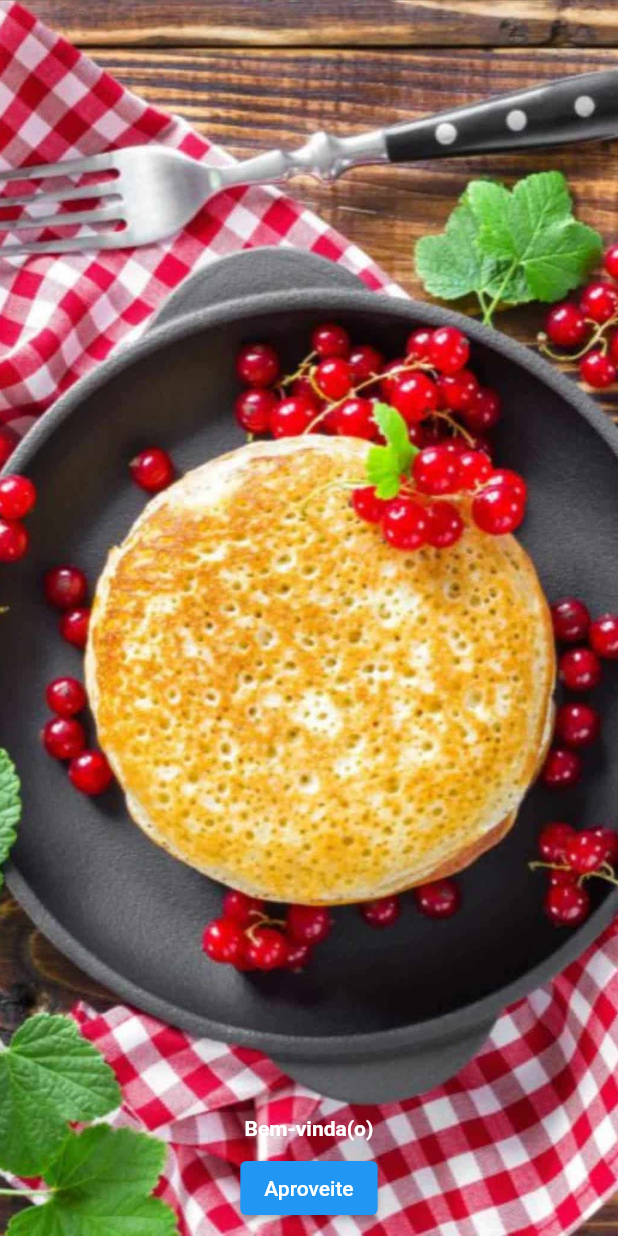
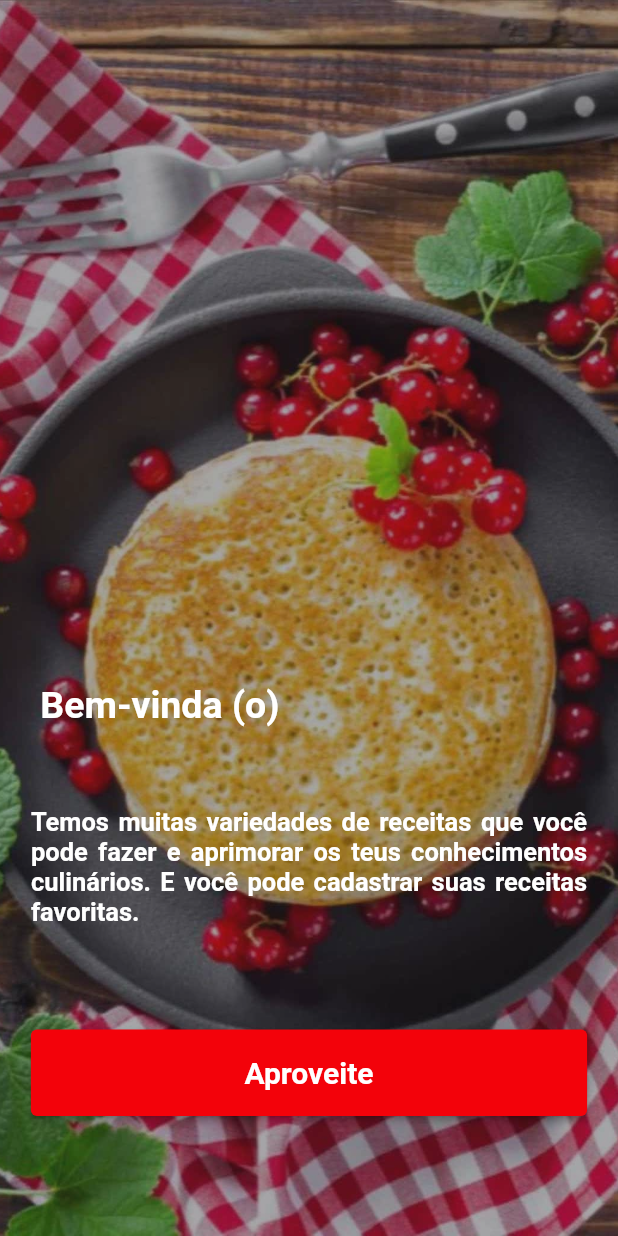
Before and after one commit to NatashaZettler/Full_Kitchen_Provider, a Flutter app: the screen it shows after launch, on a phone screen of 412 x 824 dp. Run offline on Flutter 3.47's test engine with Material 2 defaults, Android fonts, the phone set to English and light mode, and no system bars; our stand-ins replace image_picker.

Commit message:
style(Main): change the style screen

```diff
--- a/lib/screens/kitchen.dart
+++ b/lib/screens/kitchen.dart
@@ -1,3 +1,4 @@
+import 'package:flutter/cupertino.dart';
 import 'package:flutter/material.dart';
 import 'package:full_kitchen/screens/category_kitchen.dart';
 
@@ -13,17 +14,44 @@ class Kitchen extends StatelessWidget {
             fit: BoxFit.cover,
           ),
         ),
+        child: Container(
+          width: 1000,
+          color: Color.fromRGBO(34, 33, 39, 0.4),
           child: Column(
             mainAxisAlignment: MainAxisAlignment.end,
             children: [
-            Text(
-              'Bem-vinda(o)',
-              style:
-                  TextStyle(fontWeight: FontWeight.bold, color: Colors.white),
+              SizedBox(
+                height: MediaQuery.of(context).size.height * 0.1,
+                width: MediaQuery.of(context).size.height * 0.45,
+                child: Text(
+                  ' Bem-vinda (o) ',
+                  style: TextStyle(
+                    fontWeight: FontWeight.bold,
+                    color: Colors.white,
+                    fontSize: 25,
+                  ),
+                ),
+              ),
+              SizedBox(
+                height: MediaQuery.of(context).size.height * 0.18,
+                width: MediaQuery.of(context).size.height * 0.45,
+                child: Text(
+                  'Temos muitas variedades de receitas que você pode fazer e aprimorar os teus conhecimentos culinários. E você pode cadastrar suas receitas favoritas.',
+                  textAlign: TextAlign.justify,
+                  style: TextStyle(
+                    fontWeight: FontWeight.bold,
+                    color: Colors.white,
+                    fontSize: 17,
+                  ),
+                ),
               ),
               Padding(
-              padding: const EdgeInsets.all(8.0),
+                padding: const EdgeInsets.only(bottom: 80),
+                child: SizedBox(
+                  width: MediaQuery.of(context).size.height * 0.45,
+                  height: MediaQuery.of(context).size.height * 0.07,
                   child: ElevatedButton(
+                    style: ElevatedButton.styleFrom(primary: Color.fromRGBO(243, 2, 10, 1),),
                     onPressed: () {
                       Navigator.push(
                           context,
@@ -31,12 +59,21 @@ class Kitchen extends StatelessWidget {
                             builder: (context) => CategoryKitchen(),
                           ));
                     },
-                child: Text('Aproveite'),
+                    child: Text(
+                      'Aproveite',
+                      style: TextStyle(
+                        fontWeight: FontWeight.bold,
+                        color: Colors.white,
+                        fontSize: 20,
+                      ),
+                    ),
+                  ),
                 ),
               )
             ],
           ),
         ),
+      ),
     );
   }
 }
```
Lines whose indentation alone changed are shown as unchanged.
